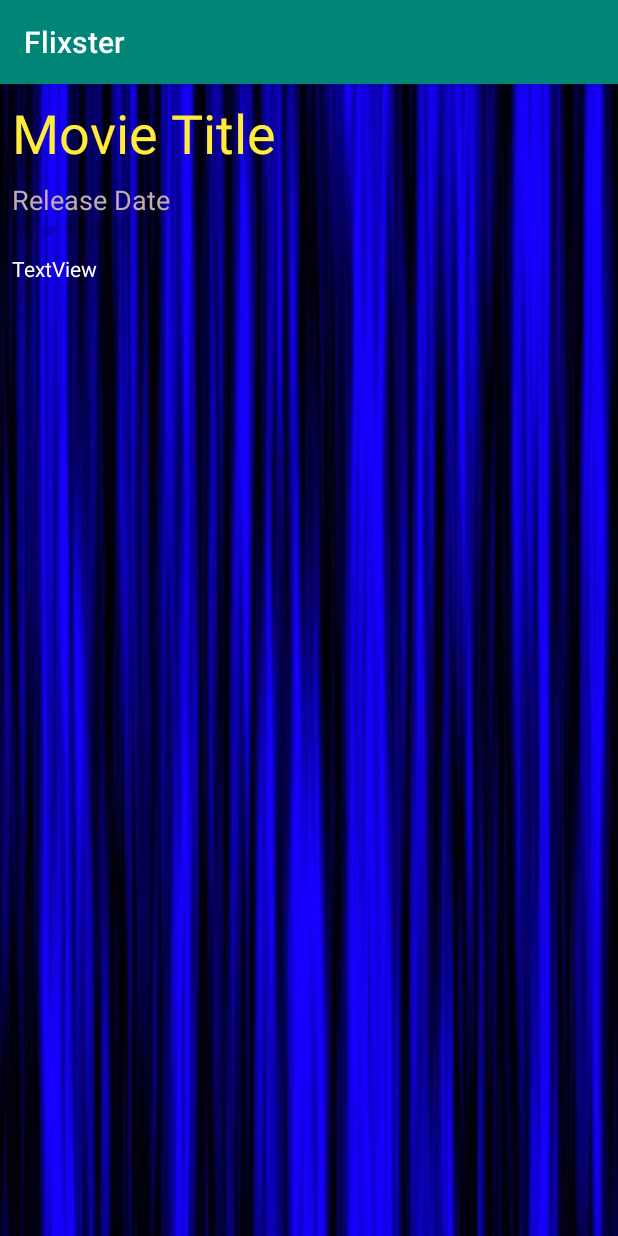
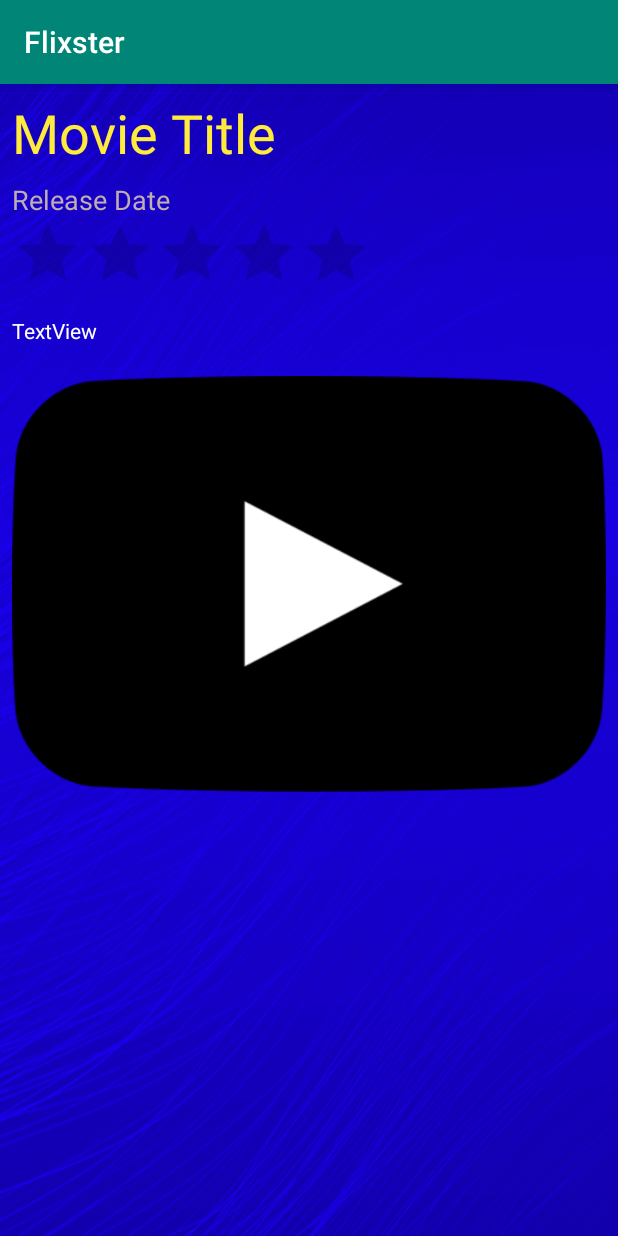
Before and after one commit to jkallini/Flixster, an Android app: the MovieDetailsActivity screen opened directly, with no data from a screen before it, on a phone screen of 412 x 824 dp. Run offline under Robolectric (Android 15) with nearby library versions, the light colour scheme and no system bars; our stand-ins replace ButterKnife; libraries missing offline, so code that uses them is left out: com.loopj.android, cz.msebera.android, org.parceler; 7 statements that could not run were skipped.

Commit message:
YouTube portion completed!

```diff
--- a/app/src/main/java/com/example/flixster/MovieDetailsActivity.java
+++ b/app/src/main/java/com/example/flixster/MovieDetailsActivity.java
@@ -4,6 +4,8 @@ import android.content.Intent;
 import android.os.Bundle;
 import android.support.v7.app.AppCompatActivity;
 import android.util.Log;
+import android.view.View;
+import android.widget.ImageView;
 import android.widget.RatingBar;
 import android.widget.TextView;
 import android.widget.Toast;
@@ -36,11 +38,16 @@ public class MovieDetailsActivity extends AppCompatActivity {
     // instance fields
     AsyncHttpClient client;
 
+    // key
+    String key;
+
     // the view objects
     @BindView(R.id.tvTitle) TextView tvTitle;
     @BindView (R.id.tvOverview) TextView tvOverview;
     @BindView (R.id.tvReleaseDate) TextView tvReleaseDate;
     @BindView (R.id.rbVoteAverage) RatingBar rbVoteAverage;
+    @BindView (R.id.tvMovieBackdrop)
+    ImageView tvMovieBackdrop;
 
     @Override
     protected void onCreate(Bundle savedInstanceState) {
@@ -72,7 +79,15 @@ public class MovieDetailsActivity extends AppCompatActivity {
         float voteAverage = movie.getVoteAverage().floatValue();
         rbVoteAverage.setRating(voteAverage > 0 ? voteAverage / 2.0f : voteAverage);
 
-        //getVideoTrailer();
+        // initialize client
+        client = new AsyncHttpClient();
+
+        tvMovieBackdrop.setOnClickListener(new View.OnClickListener() {
+            @Override
+            public void onClick(View v) {
+                getVideoTrailer();
+            }
+        });
 
     }
 
@@ -92,7 +107,7 @@ public class MovieDetailsActivity extends AppCompatActivity {
                 try {
                     JSONArray results = response.getJSONArray("results");
                     JSONObject obj = results.getJSONObject(0);
-                    String key = obj.getString("key");
+                    key = obj.getString("key");
 
                     Log.i(TAG, "Got the results array");
 
@@ -122,18 +137,4 @@ public class MovieDetailsActivity extends AppCompatActivity {
             Toast.makeText(getApplicationContext(), message, Toast.LENGTH_LONG).show();
         }
     }
-
-    // get url movies/movie-id/video
-    // int id = movie.getId();
-    // Create an endpoint
-    // get JSON object
-    // get results
-    // get string "key"
-    // don't notify adapter
-
-    // String key = "xx...."
-    // Intent in = new Intent(MDA, MT)
-    // in.putExtra("videoId", key)
-    // StartActivity(in);
-
 }
--- a/app/src/main/res/layout/activity_movie_details.xml
+++ b/app/src/main/res/layout/activity_movie_details.xml
@@ -5,7 +5,7 @@
     android:layout_width="match_parent"
     android:layout_height="match_parent"
     tools:context=".MovieDetailsActivity"
-    android:background="@drawable/blue_curtain">
+    android:background="@drawable/royal_blue_background">
 
     <TextView
         android:id="@+id/tvTitle"
@@ -23,7 +23,7 @@
 
     <RatingBar
         android:id="@+id/rbVoteAverage"
-        style="@style/Widget.AppCompat.RatingBar.Small"
+        style="@style/Widget.AppCompat.RatingBar"
         android:layout_width="wrap_content"
         android:layout_height="wrap_content"
         android:layout_marginStart="8dp"
@@ -65,4 +65,23 @@
         app:layout_constraintStart_toStartOf="parent"
         app:layout_constraintTop_toBottomOf="@+id/tvTitle" />
 
+    <ImageView
+        android:id="@+id/tvMovieBackdrop"
+        android:layout_width="0dp"
+        android:layout_height="0dp"
+        android:layout_marginStart="8dp"
+        android:layout_marginLeft="8dp"
+        android:layout_marginTop="8dp"
+        android:layout_marginEnd="8dp"
+        android:layout_marginRight="8dp"
+        android:layout_marginBottom="8dp"
+        app:layout_constraintBottom_toBottomOf="parent"
+        app:layout_constraintDimensionRatio="4:3"
+        app:layout_constraintEnd_toEndOf="parent"
+        app:layout_constraintHorizontal_bias="0.0"
+        app:layout_constraintStart_toStartOf="parent"
+        app:layout_constraintTop_toBottomOf="@+id/tvOverview"
+        app:layout_constraintVertical_bias="0.00999999"
+        app:srcCompat="@drawable/youtube_playbutton" />
+
 </android.support.constraint.ConstraintLayout>
```
Also changed, not shown: app/src/main/java/com/example/flixster/MovieTrailerActivity.java (+0 -44 lines), app/src/main/res/drawable/royal_blue_background.jpg (added), app/src/main/res/drawable/youtube_image.jpg (added), app/src/main/res/drawable/youtube_playbutton.jpg (added), 3 other files.
